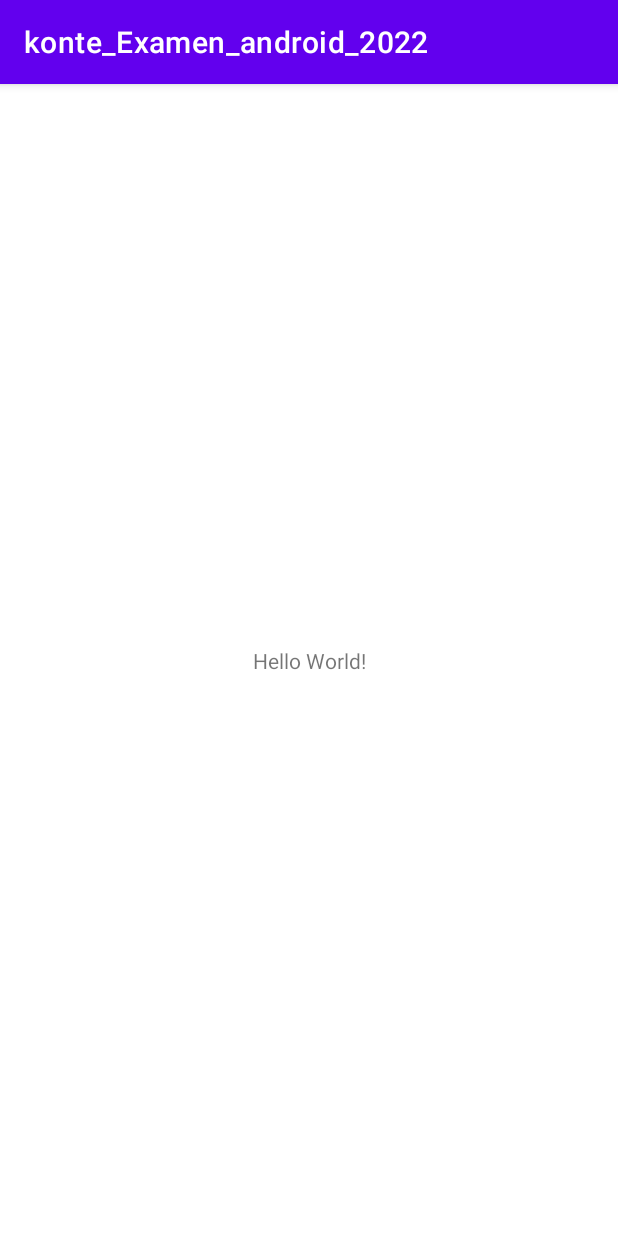
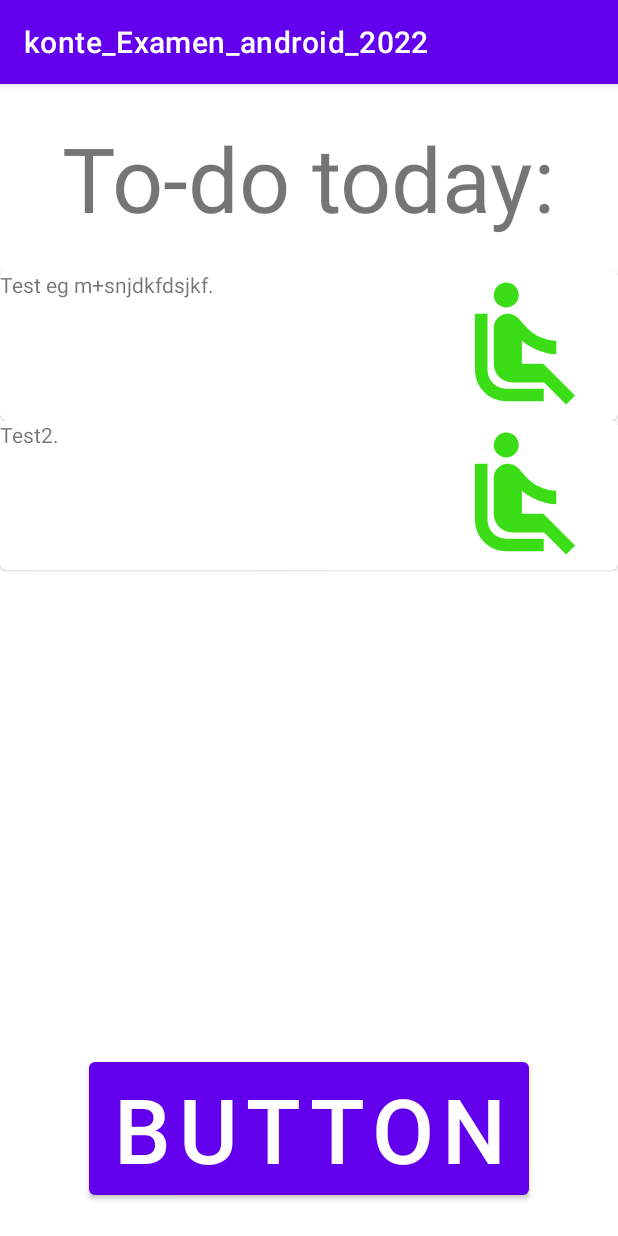
Before and after one commit to ComfyB/Android-exam, an Android app: the screen it shows after launch (MainActivity), on a phone screen of 412 x 824 dp. Run offline under Robolectric (Android 15) with nearby library versions, the phone set to English and light mode, and no system bars.

Commit message:
getting somewhere -layout done ish

```diff
--- a/app/src/main/java/com/example/konte_examen_android_2022/MainActivity.kt
+++ b/app/src/main/java/com/example/konte_examen_android_2022/MainActivity.kt
@@ -2,10 +2,22 @@ package com.example.konte_examen_android_2022
 
 import androidx.appcompat.app.AppCompatActivity
 import android.os.Bundle
+import android.util.Log
+import androidx.recyclerview.widget.RecyclerView
+import com.example.konte_examen_android_2022.adapter.ToDoItemAdapter
+import com.example.konte_examen_android_2022.data.DataManager
+import javax.sql.DataSource
 
 class MainActivity : AppCompatActivity() {
     override fun onCreate(savedInstanceState: Bundle?) {
         super.onCreate(savedInstanceState)
         setContentView(R.layout.activity_main)
+
+        val myDataset = DataManager().getTodoForToday()
+
+        val recyclerView = findViewById<RecyclerView>(R.id.recyclerView)
+        recyclerView.adapter = ToDoItemAdapter(this, myDataset)
+
+        recyclerView.setHasFixedSize(true) // makes sure content dont change the size of recyclerview
     }
 }
--- /dev/null
+++ b/app/src/main/java/com/example/konte_examen_android_2022/adapter/ToDoItemAdapter.kt
@@ -0,0 +1,44 @@
+package com.example.konte_examen_android_2022.adapter
+
+import android.content.Context
+import android.service.autofill.Dataset
+import android.view.LayoutInflater
+import android.view.View
+import android.view.ViewGroup
+import android.widget.ImageView
+import android.widget.TextView
+import androidx.recyclerview.widget.RecyclerView
+import com.example.konte_examen_android_2022.R
+import com.example.konte_examen_android_2022.model.ToDoItem
+
+class ToDoItemAdapter(
+    private val context: Context,
+    private val dataset: List<ToDoItem>
+) : RecyclerView.Adapter<ToDoItemAdapter.ToDoItemViewHolder>() {
+
+    class ToDoItemViewHolder(private val view: View) : RecyclerView.ViewHolder(view) {
+        val textView: TextView = view.findViewById(R.id.to_do_item_title)
+        val imageView: ImageView = view.findViewById(R.id.to_do_icon)
+    }
+
+    // create new views for the
+    override fun onCreateViewHolder(parent: ViewGroup, viewType: Int): ToDoItemViewHolder {
+        val adapterLayout = LayoutInflater.from(parent.context)
+            .inflate(R.layout.to_do_item, parent, false)
+        return ToDoItemViewHolder(adapterLayout)
+    }
+
+    //replacing the content of the view. called by
+    override fun onBindViewHolder(holder: ToDoItemViewHolder, position: Int) {
+        val item = dataset[position]
+        holder.textView.text = context.resources.getString(item.toDoItemTextID)
+        holder.imageView.setImageResource(item.toDoItemIconID)
+
+    }
+
+    //return number of items in the todoList
+
+    override fun getItemCount() = dataset.size
+
+
+}
--- /dev/null
+++ b/app/src/main/java/com/example/konte_examen_android_2022/data/DataManager.kt
@@ -0,0 +1,14 @@
+package com.example.konte_examen_android_2022.data
+
+import com.example.konte_examen_android_2022.R
+import com.example.konte_examen_android_2022.model.ToDoItem
+
+class DataManager {
+
+    fun getTodoForToday(): List<ToDoItem> {
+        return listOf(
+            ToDoItem(R.string.ToDo1, R.drawable.important_icon_64),
+            ToDoItem(R.string.ToDo2, R.drawable.important_icon_64)
+        )
+    }
+}
--- /dev/null
+++ b/app/src/main/java/com/example/konte_examen_android_2022/model/ToDoItem.kt
@@ -0,0 +1,9 @@
+package com.example.konte_examen_android_2022.model
+
+import androidx.annotation.DrawableRes
+import androidx.annotation.StringRes
+
+data class ToDoItem(
+    @StringRes val toDoItemTextID: Int,
+    @DrawableRes val toDoItemIconID: Int
+)
--- /dev/null
+++ b/app/src/main/res/drawable/important_icon_64.xml
@@ -0,0 +1,5 @@
+<vector android:height="64dp" android:tint="#3BDE16"
+    android:viewportHeight="24" android:viewportWidth="24"
+    android:width="64dp" xmlns:android="http://schemas.android.com/apk/res/android">
+    <path android:fillColor="@android:color/white" android:pathData="M7.59,5.41c-0.78,-0.78 -0.78,-2.05 0,-2.83 0.78,-0.78 2.05,-0.78 2.83,0 0.78,0.78 0.78,2.05 0,2.83 -0.79,0.79 -2.05,0.79 -2.83,0zM6,16L6,7L4,7v9c0,2.76 2.24,5 5,5h6v-2L9,19c-1.66,0 -3,-1.34 -3,-3zM20,20.07L14.93,15L11.5,15v-3.68c1.4,1.15 3.6,2.16 5.5,2.16v-2.16c-1.66,0.02 -3.61,-0.87 -4.67,-2.04l-1.4,-1.55c-0.19,-0.21 -0.43,-0.38 -0.69,-0.5 -0.29,-0.14 -0.62,-0.23 -0.96,-0.23h-0.03C8.01,7 7,8.01 7,9.25L7,15c0,1.66 1.34,3 3,3h5.07l3.5,3.5L20,20.07z"/>
+</vector>
--- /dev/null
+++ b/app/src/main/res/drawable/neutral_icon_64.xml
@@ -0,0 +1,5 @@
+<vector android:height="64dp" android:tint="#425F57"
+    android:viewportHeight="24" android:viewportWidth="24"
+    android:width="64dp" xmlns:android="http://schemas.android.com/apk/res/android">
+    <path android:fillColor="@android:color/white" android:pathData="M5.35,5.64c-0.9,-0.64 -1.12,-1.88 -0.49,-2.79 0.63,-0.9 1.88,-1.12 2.79,-0.49 0.9,0.64 1.12,1.88 0.49,2.79 -0.64,0.9 -1.88,1.12 -2.79,0.49zM16,19L8.93,19c-1.48,0 -2.74,-1.08 -2.96,-2.54L4,7L2,7l1.99,9.76C4.37,19.2 6.47,21 8.94,21L16,21v-2zM16.23,15h-4.88l-1.03,-4.1c1.58,0.89 3.28,1.54 5.15,1.22L15.47,9.99c-1.63,0.31 -3.44,-0.27 -4.69,-1.25L9.14,7.47c-0.23,-0.18 -0.49,-0.3 -0.76,-0.38 -0.32,-0.09 -0.66,-0.12 -0.99,-0.06h-0.02c-1.23,0.22 -2.05,1.39 -1.84,2.61l1.35,5.92C7.16,16.98 8.39,18 9.83,18h6.85l3.82,3 1.5,-1.5 -5.77,-4.5z"/>
+</vector>
--- /dev/null
+++ b/app/src/main/res/drawable/not_important_icon_64.xml
@@ -0,0 +1,6 @@
+<vector android:height="64dp" android:tint="#D40909"
+    android:viewportHeight="24" android:viewportWidth="24"
+    android:width="64dp" xmlns:android="http://schemas.android.com/apk/res/android">
+    <path android:fillColor="@android:color/white" android:pathData="M12.5,4.5m-2,0a2,2 0,1 1,4 0a2,2 0,1 1,-4 0"/>
+    <path android:fillColor="@android:color/white" android:pathData="M19.77,17.72l-0.64,-6.37C19.06,10.58 18.41,10 17.64,10H16c-1.5,-0.02 -2.86,-0.54 -3.76,-1.44l-2,-1.98C10.08,6.42 9.62,6 8.83,6C8.32,6 7.81,6.2 7.42,6.59L4.08,9.91c-0.53,0.68 -0.51,1.57 -0.21,2.13l1.43,2.8l-3.15,4.05l1.57,1.24l3.68,-4.73l-0.17,-1.36L8,14.75V20h2v-6.12l-2.12,-2.12l2.36,-2.36c0.94,0.94 1.72,1.82 3.59,2.32L13,20h1.5l0.41,-3.5h3.18l0.14,1.22c-0.44,0.26 -0.73,0.74 -0.73,1.28c0,0.83 0.67,1.5 1.5,1.5s1.5,-0.67 1.5,-1.5C20.5,18.46 20.21,17.98 19.77,17.72zM15.09,15l0.41,-3.5h2l0.41,3.5H15.09z"/>
+</vector>
--- a/app/src/main/res/layout/activity_main.xml
+++ b/app/src/main/res/layout/activity_main.xml
@@ -6,13 +6,37 @@
     android:layout_height="match_parent"
     tools:context=".MainActivity">
 
-    <TextView
+    <Button
+        android:id="@+id/button_bottom_todo_list"
+        style="@style/Widget.MaterialComponents.Button"
         android:layout_width="wrap_content"
         android:layout_height="wrap_content"
-        android:text="Hello World!"
+        android:text="@string/button"
+        android:textSize="60sp"
         app:layout_constraintBottom_toBottomOf="parent"
         app:layout_constraintEnd_toEndOf="parent"
         app:layout_constraintStart_toStartOf="parent"
+        app:layout_constraintTop_toBottomOf="@+id/recyclerView" />
+
+    <androidx.recyclerview.widget.RecyclerView
+        android:id="@+id/recyclerView"
+        android:layout_width="match_parent"
+        android:layout_height="500dp"
+        android:scrollbars="vertical"
+        app:layout_constraintTop_toBottomOf="@id/textView"
+        app:layout_constraintBottom_toTopOf="@id/button_bottom_todo_list"
+        app:layoutManager="LinearLayoutManager"
+   />
+
+    <TextView
+        android:id="@+id/textView"
+        android:layout_width="wrap_content"
+        android:layout_height="wrap_content"
+        android:text="@string/to_do_today"
+        android:textSize="60sp"
+        android:typeface="sans"
+        app:layout_constraintBottom_toTopOf="@+id/recyclerView"
+        app:layout_constraintEnd_toEndOf="parent"
+        app:layout_constraintStart_toStartOf="parent"
         app:layout_constraintTop_toTopOf="parent" />
-
 </androidx.constraintlayout.widget.ConstraintLayout>
--- /dev/null
+++ b/app/src/main/res/layout/to_do_item.xml
@@ -0,0 +1,25 @@
+<?xml version="1.0" encoding="utf-8"?>
+<com.google.android.material.card.MaterialCardView
+    xmlns:android="http://schemas.android.com/apk/res/android"
+    android:layout_height="wrap_content"
+    android:layout_width="match_parent">
+
+    <LinearLayout
+        android:layout_width="match_parent"
+        android:layout_height="wrap_content"
+        android:orientation="horizontal"
+        >
+
+        <TextView
+            android:id="@+id/to_do_item_title"
+            android:layout_width="300dp"
+            android:layout_height="match_parent"/>
+
+        <ImageView
+            android:id="@+id/to_do_icon"
+            android:layout_width="100dp"
+            android:layout_height="100dp"
+            android:contentDescription="@string/result_from_8_ball"
+            />
+    </LinearLayout>
+</com.google.android.material.card.MaterialCardView>
--- a/app/src/main/res/values/strings.xml
+++ b/app/src/main/res/values/strings.xml
@@ -1,3 +1,13 @@
 <resources>
     <string name="app_name">konte_Examen_android_2022</string>
+    <string name="button">Button</string>
+    <string name="to_do_today">To-do today:</string>
+    <string name="result_from_8_ball">result from 8-ball</string>
+    <string name="ToDo1">Test eg m+snjdkfdsjkf.</string>
+    <string name="ToDo2">Test2.</string>
+    <string name="ToDo3">Test3.</string>
+    <string name="ToDo4">Test4.</string>
+    <string name="ToDo5">Test5.</string>
+    <string name="ToDo6">Test6.</string>
+    <string name="ToDo7">Test7.</string>
 </resources>
```
